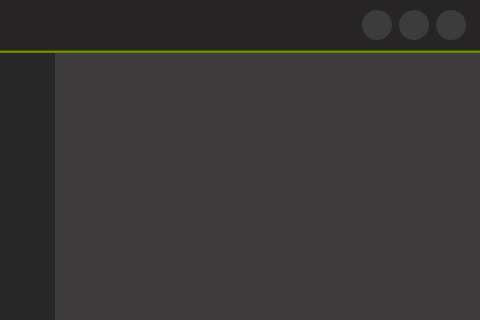
Qt form Views/AppInfoView/appinfoview.ui (frknrnn/Qt_AppStore) before a commit; both pictures show x 120 to 600 and y 0 to 320 of the 600 by 500 pixel window.
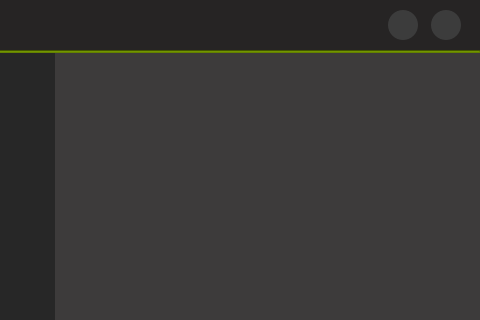
The same form after that commit. Icons and pictures are not drawn.

What changed in the file:
```diff
--- a/Views/AppInfoView/appinfoview.ui
+++ b/Views/AppInfoView/appinfoview.ui
@@ -136,13 +136,13 @@
         <widget class="QFrame" name="frame_topBarWindowControl">
          <property name="minimumSize">
           <size>
-           <width>120</width>
+           <width>100</width>
            <height>0</height>
           </size>
          </property>
          <property name="maximumSize">
           <size>
-           <width>120</width>
+           <width>100</width>
            <height>16777215</height>
           </size>
          </property>
@@ -228,66 +228,6 @@
             </property>
            </widget>
           </item>
-          <item>
-           <widget class="QPushButton" name="pushButton_maximize">
-            <property name="minimumSize">
-             <size>
-              <width>30</width>
-              <height>30</height>
-             </size>
-            </property>
-            <property name="maximumSize">
-             <size>
-              <width>30</width>
-              <height>30</height>
-             </size>
-            </property>
-            <property name="cursor">
-             <cursorShape>PointingHandCursor</cursorShape>
-            </property>
-            <property name="toolTip">
-             <string>Maximize</string>
-            </property>
-            <property name="autoFillBackground">
-             <bool>false</bool>
-            </property>
-            <property name="styleSheet">
-             <string notr="true">QPushButton{
-background-image: url(:/icons/Assets/icons/icon_maximize.png);
-background-color: rgb(60, 60, 60);
-border:none;
-background-repeat: no-repeat;
-background-position: center;
-border-radius:15px;
-}
-
-QPushButton::hover{
-background-color: rgb(200, 200, 200);
-border:none;
-background-repeat: no-repeat;
-background-position: center;
-}</string>
-            </property>
-            <property name="text">
-             <string/>
-            </property>
-            <property name="autoRepeat">
-             <bool>false</bool>
-            </property>
-            <property name="autoExclusive">
-             <bool>false</bool>
-            </property>
-            <property name="autoDefault">
-             <bool>false</bool>
-            </property>
-            <property name="default">
-             <bool>false</bool>
-            </property>
-            <property name="flat">
-             <bool>false</bool>
-            </property>
-           </widget>
-          </item>
           <item>
            <widget class="QPushButton" name="pushButton_exit">
             <property name="minimumSize">
```
